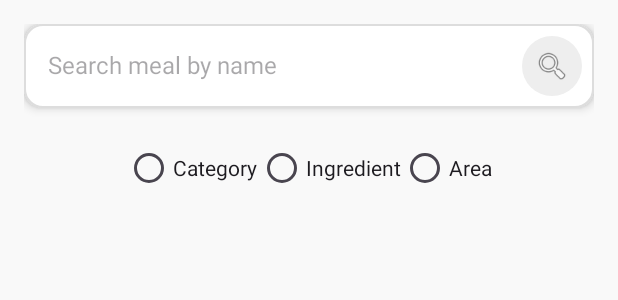
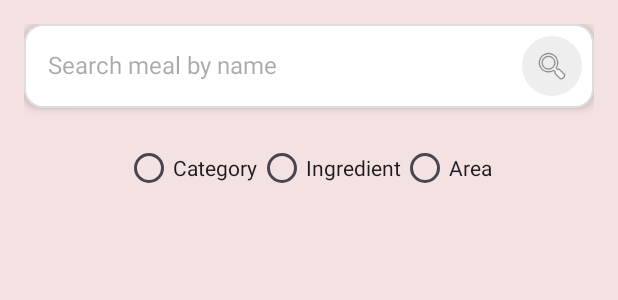
Before and after one commit to abdulrahmanAshraf1418/Recipe-App, an Android app: the layout fragment_search.xml on its own in the app's theme, with its tools: preview values and no code run, on a phone screen of 412 x 824 dp. Shown: the top 300 px of the screen. Run offline under Robolectric (Android 15) with nearby library versions, the phone set to English and light mode, and no system bars.

Commit message:
Updating Project

```diff
--- a/app/src/main/java/com/example/recipeapp/ui/HomeFragment.kt
+++ b/app/src/main/java/com/example/recipeapp/ui/HomeFragment.kt
@@ -68,8 +68,7 @@ class HomeFragment : Fragment() {
         }
 
         val remoteDataSource: MealRemoteDataSource = MealRemoteDataSourceImpl(RetrofitInstance.api)
-        val localDataSource = LocalDataSourceImpl(requireContext())
-        val repository = MealRepository(remoteDataSource, localDataSource)
+        val repository = MealRepository(remoteDataSource, LocalDataSourceImpl(requireContext()))
         val factory = MealViewModelFactory(repository)
         viewModel = ViewModelProvider(this, factory).get(MealViewModel::class.java)
 
--- a/app/src/main/java/com/example/recipeapp/ui/MealsFragment.kt
+++ b/app/src/main/java/com/example/recipeapp/ui/MealsFragment.kt
@@ -10,6 +10,7 @@ import androidx.navigation.fragment.findNavController
 import androidx.recyclerview.widget.GridLayoutManager
 import androidx.recyclerview.widget.RecyclerView
 import com.example.recipeapp.R
+import com.example.recipeapp.datdbase.LocalDataSourceImpl
 import com.example.recipeapp.network.MealRemoteDataSourceImpl
 import com.example.recipeapp.network.RetrofitInstance
 import com.example.recipeapp.repository.MealRepository
@@ -32,7 +33,7 @@ class MealsFragment : Fragment() {
     override fun onViewCreated(view: View, savedInstanceState: Bundle?) {
         super.onViewCreated(view, savedInstanceState)
 
-        val repo = MealRepository(MealRemoteDataSourceImpl(RetrofitInstance.api))
+        val repo = MealRepository(MealRemoteDataSourceImpl(RetrofitInstance.api),LocalDataSourceImpl(requireContext()))
         viewModel = ViewModelProvider(this, MealViewModelFactory(repo))[MealViewModel::class.java]
 
         recycler = view.findViewById(R.id.recyclerViewMeals)
--- a/app/src/main/res/layout/fragment_search.xml
+++ b/app/src/main/res/layout/fragment_search.xml
@@ -2,10 +2,12 @@
 <LinearLayout xmlns:android="http://schemas.android.com/apk/res/android"
     android:layout_width="match_parent"
     android:layout_height="match_parent"
+    xmlns:app="http://schemas.android.com/apk/res-auto"
     android:orientation="vertical"
     android:padding="16dp"
-    android:background="#F9F9F9">
+    android:background="#F4E1E1">
 
+    <!-- 🔍 Search Box -->
     <LinearLayout
         android:layout_width="match_parent"
         android:layout_height="wrap_content"
@@ -36,6 +38,7 @@
             android:background="@drawable/bg_icon_circle" />
     </LinearLayout>
 
+    <!-- 🔘 Radio Group -->
     <RadioGroup
         android:id="@+id/radioGroup"
         android:layout_width="match_parent"
@@ -69,6 +72,7 @@
             android:buttonTint="@color/primaryColor" />
     </RadioGroup>
 
+    <!-- 📦 Content Area -->
     <FrameLayout
         android:layout_width="match_parent"
         android:layout_height="0dp"
@@ -104,6 +108,17 @@
             android:layout_marginTop="8dp"
             android:textColor="@android:color/darker_gray"/>
 
+        <!-- 📴 Offline Animation -->
+        <com.airbnb.lottie.LottieAnimationView
+            android:id="@+id/offlineAnimationSearch"
+            android:layout_width="365dp"
+            android:layout_height="588dp"
+            android:layout_gravity="center"
+            android:visibility="gone"
+            app:lottie_autoPlay="false"
+            app:lottie_loop="true"
+            app:lottie_rawRes="@raw/offline" />
+
     </FrameLayout>
 
 </LinearLayout>
--- a/app/src/main/res/values/strings.xml
+++ b/app/src/main/res/values/strings.xml
@@ -12,9 +12,4 @@
     <string name="read_less">Read Less</string>
     <string name="area_label">Area: %1$s</string>
     <string name="category_label">Category: %1$s</string>
-    <string-array name="search_types">
-        <item>Ingredient</item>
-        <item>Category</item>
-        <item>Area</item>
-    </string-array>
 </resources>
```
Also changed, not shown: app/src/main/java/com/example/recipeapp/ui/SearchFragment.kt (+43 -5 lines).
